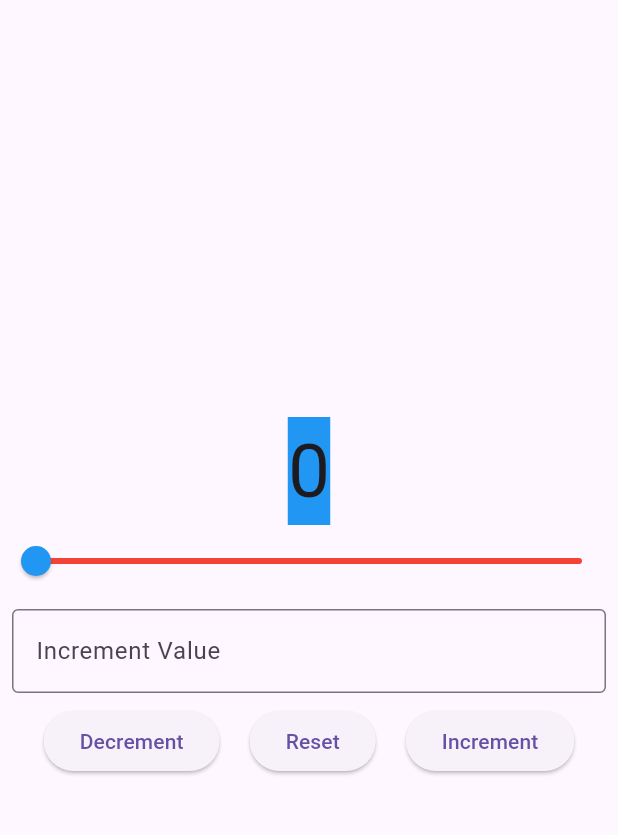
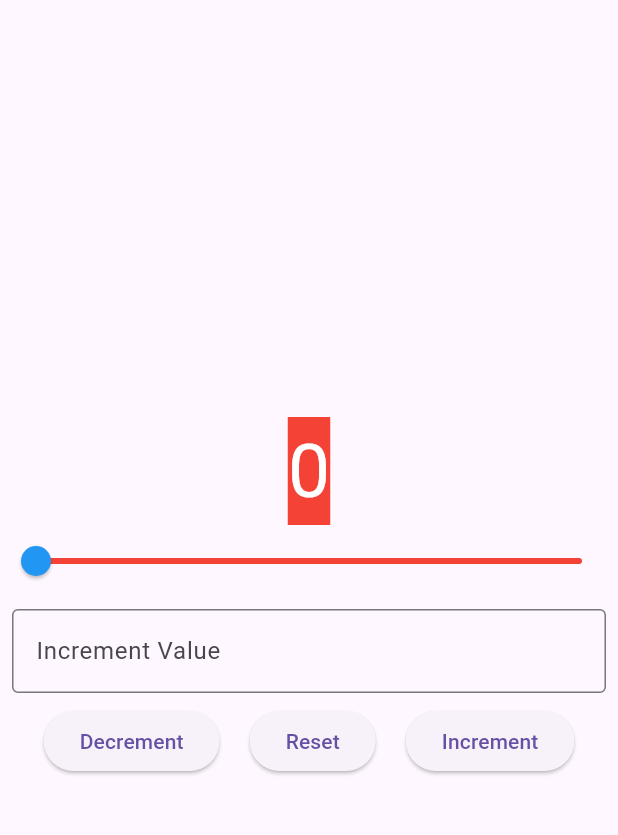
Before and after one commit to SteveT2023/StatefulWidget, a Flutter app: the screen it shows after launch, on a phone screen of 412 x 824 dp, the part 63-898 px from its top. Run offline on Flutter 3.47's test engine with Material 3 defaults, Android fonts, the phone set to English and light mode, and no system bars.

Commit message:
Added visual feedback with color changes.

```diff
--- a/lib/main.dart
+++ b/lib/main.dart
@@ -29,7 +29,7 @@ class _CounterWidgetState extends State<CounterWidget> {
   //initial counter value
   int _counter = 0;
   int _incrementValue = 1;
-  final int _maxCounter = 100;
+  final int _maxCounter = 1000;
 
   final TextEditingController _controller = TextEditingController();
 
@@ -59,6 +59,16 @@ class _CounterWidgetState extends State<CounterWidget> {
     );
   }
 
+  Color _getCounterColor() {
+    if (_counter == 0) {
+      return Colors.red;
+    } else if (_counter > 50) {
+      return Colors.green;
+    } else {
+      return Colors.blue;
+    }
+  }
+
   @override
   Widget build(BuildContext context) {
     return Scaffold(
@@ -70,11 +80,11 @@ class _CounterWidgetState extends State<CounterWidget> {
         children: [
           Center(
             child: Container(
-              color: Colors.blue,
+              color: _getCounterColor(),
               child: Text(
                 //displays the current number
                 '$_counter',
-                style: TextStyle(fontSize: 50.0),
+                style: TextStyle(fontSize: 50.0, color: Colors.white),
               ),
             ),
           ),
```
